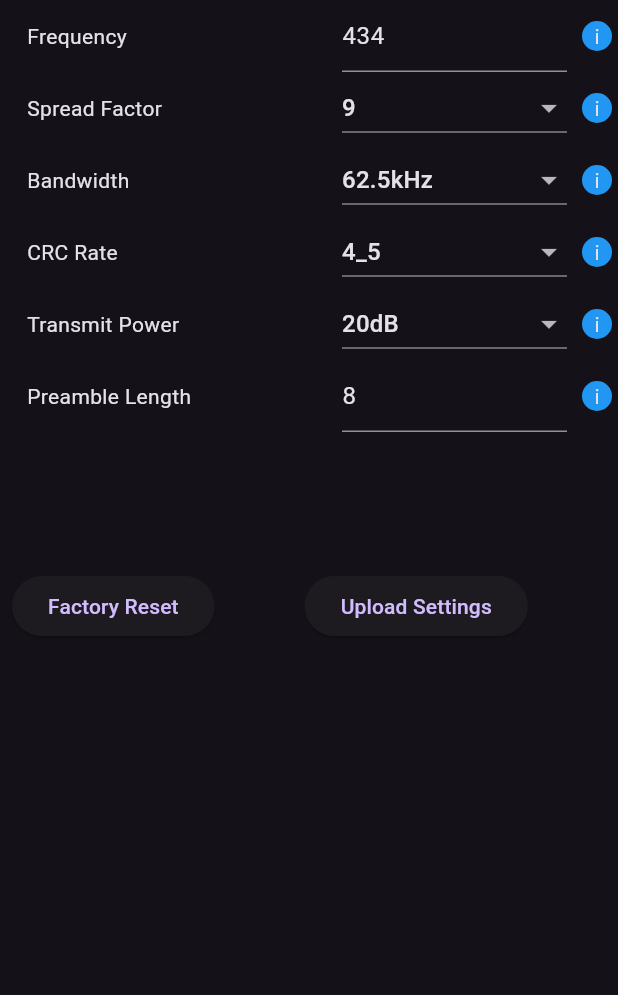
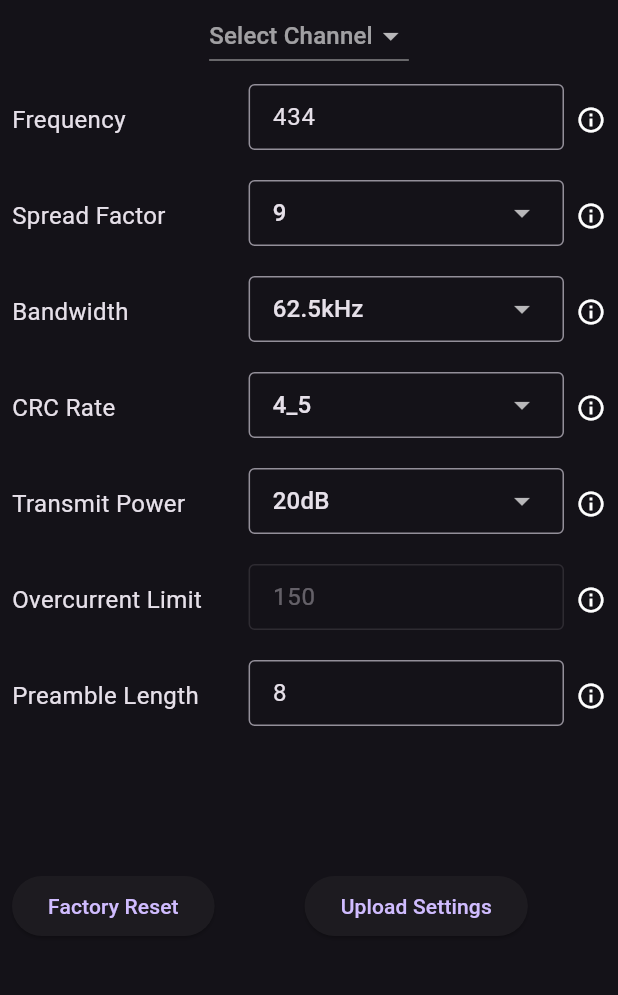
Before and after one commit to miket6000/SimpleTrackerApp, a Flutter app: the SettingPage widget shown alone on an empty page, opened directly, on a phone screen of 412 x 824 dp, the part 42-1037 px from its top. Run offline on Flutter 3.47's test engine with Material 3 defaults, Android fonts, the phone set to English and light mode, and no system bars; our stand-ins replace qr_flutter; missing offline and left inert: flutter_libserialport.

Commit message:
Minor clean up of settings and added a channel feature

```diff
--- /dev/null
+++ b/lib/channels.dart
@@ -0,0 +1,278 @@
+import 'settings.dart';
+
+class Channel {
+  final int number;
+  final String name;
+  final Map<String, dynamic> presetValues;
+
+  const Channel({
+    required this.number,
+    required this.name,
+    required this.presetValues,
+  });
+}
+
+// Example: Channel 1 = low-power config
+final List<Channel> channels = [
+  Channel(
+    number: 0,
+    name: 'Channel 0',
+    presetValues: {
+      'f': 433000,
+      's': 9,
+      'b': 6,
+      'c': 1,
+    },
+  ),
+  Channel(
+    number: 1,
+    name: 'Channel 1',
+    presetValues: {
+      'f': 433100,
+      's': 9,
+      'b': 6,
+      'c': 1,
+    },
+  ),
+  Channel(
+    number: 2,
+    name: 'Channel 2',
+    presetValues: {
+      'f': 433200,
+      's': 9,
+      'b': 6,
+      'c': 1,
+    },
+  ),
+  Channel(
+    number: 3,
+    name: 'Channel 3',
+    presetValues: {
+      'f': 433300,
+      's': 9,
+      'b': 6,
+      'c': 1,
+    },
+  ),
+  Channel(
+    number: 4,
+    name: 'Channel 4',
+    presetValues: {
+      'f': 433400,
+      's': 9,
+      'b': 6,
+      'c': 1,
+    },
+  ),
+  Channel(
+    number: 5,
+    name: 'Channel 5',
+    presetValues: {
+      'f': 433500,
+      's': 9,
+      'b': 6,
+      'c': 1,
+    },
+  ),
+  Channel(
+    number: 6,
+    name: 'Channel 6',
+    presetValues: {
+      'f': 433600,
+      's': 9,
+      'b': 6,
+      'c': 1,
+    },
+  ),
+  Channel(
+    number: 7,
+    name: 'Channel 7',
+    presetValues: {
+      'f': 433700,
+      's': 9,
+      'b': 6,
+      'c': 1,
+    },
+  ),
+  Channel(
+    number: 8,
+    name: 'Channel 8',
+    presetValues: {
+      'f': 433800,
+      's': 9,
+      'b': 6,
+      'c': 1,
+    },
+  ),
+  Channel(
+    number: 9,
+    name: 'Channel 9',
+    presetValues: {
+      'f': 433900,
+      's': 9,
+      'b': 6,
+      'c': 1,
+    },
+  ),
+  Channel(
+    number: 10,
+    name: 'Channel 10',
+    presetValues: {
+      'f': 434000,
+      's': 9,
+      'b': 6,
+      'c': 1,
+    },
+  ),
+  Channel(
+    number: 11,
+    name: 'Channel 11',
+    presetValues: {
+      'f': 434100,
+      's': 9,
+      'b': 6,
+      'c': 1,
+    },
+  ),
+  Channel(
+    number: 12,
+    name: 'Channel 12',
+    presetValues: {
+      'f': 434200,
+      's': 9,
+      'b': 6,
+      'c': 1,
+    },
+  ),
+  Channel(
+    number: 13,
+    name: 'Channel 13',
+    presetValues: {
+      'f': 434300,
+      's': 9,
+      'b': 6,
+      'c': 1,
+    },
+  ),
+  Channel(
+    number: 14,
+    name: 'Channel 14',
+    presetValues: {
+      'f': 434400,
+      's': 9,
+      'b': 6,
+      'c': 1,
+    },
+  ),
+  Channel(
+    number: 15,
+    name: 'Channel 15',
+    presetValues: {
+      'f': 434500,
+      's': 9,
+      'b': 6,
+      'c': 1,
+    },
+  ),
+  Channel(
+    number: 16,
+    name: 'Channel 16',
+    presetValues: {
+      'f': 434600,
+      's': 9,
+      'b': 6,
+      'c': 1,
+    },
+  ),
+  Channel(
+    number: 17,
+    name: 'Channel 17',
+    presetValues: {
+      'f': 434700,
+      's': 9,
+      'b': 6,
+      'c': 1,
+    },
+  ),
+  Channel(
+    number: 18,
+    name: 'Channel 18',
+    presetValues: {
+      'f': 434800,
+      's': 9,
+      'b': 6,
+      'c': 1,
+    },
+  ),
+  Channel(
+    number: 19,
+    name: 'Channel 19',
+    presetValues: {
+      'f': 434900,
+      's': 9,
+      'b': 6,
+      'c': 1,
+    },
+  ),
+  Channel(
+    number: 20,
+    name: 'Channel 20',
+    presetValues: {
+      'f': 435000,
+      's': 9,
+      'b': 6,
+      'c': 1,
+    },
+  ),
+  Channel(
+    number: 21,
+    name: 'Channel 21',
+    presetValues: {
+      'f': 435100,
+      's': 9,
+      'b': 6,
+      'c': 1,
+    },
+  ),
+  Channel(
+    number: 22,
+    name: 'Channel 22',
+    presetValues: {
+      'f': 435200,
+      's': 9,
+      'b': 6,
+      'c': 1,
+    },
+  ),
+  Channel(
+    number: 23,
+    name: 'Channel 23',
+    presetValues: {
+      'f': 435300,
+      's': 9,
+      'b': 6,
+      'c': 1,
+    },
+  ),
+  Channel(
+    number: 24,
+    name: 'Channel 24',
+    presetValues: {
+      'f': 435400,
+      's': 9,
+      'b': 6,
+      'c': 1,
+    },
+  ),
+  Channel(
+    number: 25,
+    name: 'Channel 25',
+    presetValues: {
+      'f': 435500,
+      's': 9,
+      'b': 6,
+      'c': 1,
+    },
+  ),
+  // Add up to 25 channels...
+];
--- a/lib/configuable_setting.dart
+++ /dev/null
@@ -1,74 +0,0 @@
-import 'package:flutter/material.dart';
-import 'settings.dart';
-
-class ConfigurableSetting extends StatefulWidget {
-  final Setting setting;
-  const ConfigurableSetting({super.key, required this.setting});
-
-  @override
-  State<ConfigurableSetting> createState() => _ConfigurableSettingState();
-}
-
-class _ConfigurableSettingState extends State<ConfigurableSetting> {
-  late TextEditingController _controller;
-  late TextField valueTextField;
-  int initialValue = 0;
-
-  @override
-  void initState() {
-    initialValue = widget.setting.value;
-    _controller = TextEditingController(text: initialValue.toString())
-      ..addListener((){
-        widget.setting.value = int.tryParse(_controller.text) ?? 0;
-        setState((){});
-      });
-    valueTextField = TextField(controller:_controller);
-    super.initState();
-  }
-
-  @override
-  Widget build(BuildContext context) {
-    return Row(
-      mainAxisAlignment: MainAxisAlignment.start,
-      children: [
-        Padding(
-          padding: const EdgeInsets.only(left:10, right:10),
-          child: SizedBox(
-            width:200,
-            child: Text(widget.setting.title),
-          ),
-        ),
-        widget.setting.optionList != null
-        ? SizedBox ( width:150, child: DropdownButton<int>(
-          isExpanded: true,
-          value: widget.setting.value,
-          onChanged: (int? newValue) {
-            if (newValue != null) {
-              setState(() {
-                widget.setting.value = newValue;
-              });
-              //widget.onValueChanged(newValue);
-            }
-          },
-          items: widget.setting.optionList!.entries.map((entry) {
-            return DropdownMenuItem<int>(
-              value: entry.value,
-              child: Text(entry.key),
-            );
-          }).toList(),
-        ) )
-        : SizedBox(
-          width:150,
-          child: valueTextField,
-        ),
-        Padding(
-          padding: const EdgeInsets.only(left:10),
-          child: Tooltip(
-            message: widget.setting.hint,
-            child: Container(width:20, height:20, alignment:const Alignment(0, 1), decoration: const BoxDecoration(shape: BoxShape.circle , color: Colors.blue), child: const Text("i"),),
-          )
-        )
-      ]
-    );
-  }
-}
--- a/lib/logic/serial_handler.dart
+++ b/lib/logic/serial_handler.dart
@@ -32,7 +32,6 @@ class SerialHandler {
       }
     }
 
-
     if (command.startsWith("GET ")) {
       final key = command.split(" ").last;
       return SettingResponse(
--- a/lib/logic/telemetry_tracker.dart
+++ b/lib/logic/telemetry_tracker.dart
@@ -9,7 +9,6 @@ class TelemetryTracker {
   GpsFix? _localFix;
   GpsFix? _lastRemoteFix;
   String? _remoteID;
-  double? _newAltitude;
   int _rssi = 0;
   TelemetryModel? _latest;
 
--- a/lib/screens/settings_screen.dart
+++ b/lib/screens/settings_screen.dart
@@ -1,6 +1,7 @@
 import '../settings.dart';
 import 'package:flutter/material.dart';
-import '../configuable_setting.dart';
+import '../widgets/setting_row.dart';
+import '../channels.dart';
 
 final GlobalKey<SettingPageState> settingPageKey = GlobalKey<SettingPageState>();
 
@@ -11,9 +12,6 @@ class SettingPage extends StatefulWidget {
 }
 
 class SettingPageState extends State<SettingPage> {
-  List<ConfigurableSetting> settingWidgets = [];
-  Map<String, int> initValues = {};
-
   void updateSettings() {
     setState(() {});
   }
@@ -31,18 +29,21 @@ class SettingPageState extends State<SettingPage> {
   }
 
   @override
-  void initState() {
-    for (var setting in settings.keys.where((e)=>settings[e]!.configurable)) {
-      initValues[setting] = settings[setting]!.value;
-      settingWidgets.add(ConfigurableSetting(setting: settings[setting]!));
-    }
-    super.initState();
-  }
-
-  @override
   Widget build(BuildContext context) {
     const double widgetWidth = 400;
     bool wideScreen = MediaQuery.sizeOf(context).width > (widgetWidth * 2);
+    int? selectedChannelIndex;
+
+    final settingRows = settings.entries
+        .map((entry) => SettingRow(
+              setting: entry.value,
+              onChanged: (newVal) {
+                setState(() {
+                  if (newVal != null) entry.value.value = newVal;
+                });
+              },
+            ))
+        .toList();
 
     return
       SingleChildScrollView(child:
@@ -56,11 +57,28 @@ class SettingPageState extends State<SettingPage> {
           mainAxisAlignment: MainAxisAlignment.spaceAround,
           children: [
              Container(
-                constraints: const BoxConstraints(maxWidth: widgetWidth, maxHeight: 400),
+                constraints: const BoxConstraints(maxWidth: widgetWidth, maxHeight: 600),
                 child: Column(
                   children:[
                     const Text("SimpleTracker Settings"),
-                    ...settingWidgets,
+                    DropdownButton<int>(
+                      value: selectedChannelIndex,
+                      hint: const Text("Select Channel"),
+                      items: channels.map((channel) {
+                        return DropdownMenuItem<int>(
+                          value: channel.number,
+                          child: Text(channel.name),
+                        );
+                      }).toList(),
+                      onChanged: (index) {
+                        final channel = channels.firstWhere((c) => c.number == index);
+                        setState(() {
+                          selectedChannelIndex = index;
+                          applyChannelPreset(channel);
+                        });
+                      },
+                    ),
+                    ...settingRows,
                   ]
                 ),
               ),
--- a/lib/screens/terminal_screen.dart
+++ b/lib/screens/terminal_screen.dart
@@ -88,7 +88,8 @@ class _TerminalScreenState extends State<TerminalScreen> {
           Expanded(
             child: SerialDisplay(logs: serial.logs),
           ),
-          SelectableText("See logfile at $logFile" ?? "Initializing log"),
+          SizedBox(height: 16),
+          SelectableText((logFile != null) ? "See logfile at $logFile" : "Initializing log"),
         ],
       ),
     );
--- a/lib/settings.dart
+++ b/lib/settings.dart
@@ -1,15 +1,48 @@
 import 'dart:typed_data';
+import 'channels.dart';
 
-const double tickDuration = 0.01;
+// ============================
+// Generic Setting Class
+// ============================
+class Setting<T> {
+  final String commandChar;
+  final String title;
+  final String hint;
+  final bool configurable;
+  final Map<String, T>? options;
+  T value;
 
-class Setting {
-  final String title;
-  bool configurable;
-  Map? optionList;
-  int value;
-  final String hint;
-  Setting({required this.title, required this.value, this.optionList, this.configurable = true, this.hint = ""});
+  Setting({
+    required this.commandChar,
+    required this.title,
+    required this.value,
+    this.options,
+    this.configurable = true,
+    this.hint = '',
+  });
+
+  String serialize() => 'SET $commandChar ${_serializeValue()}';
+
+  void deserialize(String input) {
+    value = _parseValue(input);
+  }
+
+  String _serializeValue() => value.toString();
+
+  T _parseValue(String input) {
+    if (T == int) return int.parse(input) as T;
+    if (T == double) return double.parse(input) as T;
+    if (T == String) return input as T;
+    throw UnsupportedError('Unsupported value type: $T');
+  }
+
+  @override
+  String toString() => '$title ($commandChar): $value';
 }
+
+// ============================
+// Unit Class
+// ============================
 class Unit {
   final String title;
   final double slope;
@@ -17,90 +50,147 @@ class Unit {
   const Unit({required this.title, required this.slope, required this.offset});
 }
 
+// ============================
+// Settings Definitions
+// ============================
 final Map<String, Setting> settings = {
-  "f": Setting(title:"Frequency", value: 434, hint:"The center frequency in MHz, this must match on both the transmitter and receiver."),
-  "s": Setting(title:"Spread Factor", value: 9, optionList: spreadingFactorOptions, hint:"Controls the length of the chirp. Larger values take longer to transmit, but are will increase range. Must match on transmitter and receiver."),
-  "b": Setting(title:"Bandwidth", value: 6, optionList: bandwidthOptions, hint:"A lower bandwith will take longer to transmit but will increase range. Low bandwidths might not be legal, use with caution. Must match on transmitter and receiver."),
-  "c": Setting(title:"CRC Rate", value: 1, optionList: codingRateOptions, hint:"Controls the number of error detection bits in the CRC. Must match on tramsmitter and receiver."),
-  "d": Setting(title:"Transmit Power", value: 0xFF, optionList: powerOptions, hint:"Controls the transmit power in dBm. Higher values will go further, but use more power and might cause brownout in the power supply."),
-  "o": Setting(title:"Overcurrent Limit", value: 150, configurable: false, hint:"Sets a hard current limit on the power amplifier current drawer to prevent brownout."),
-  "p": Setting(title:"Preamble Length", value: 8, hint:"Longer preamble is important for receivers that are only powered up occasionally. Must match on the transmitter and receiver."),
+  'f': Setting<int>(
+    commandChar: 'f',
+    title: 'Frequency',
+    value: 434,
+    hint: 'The center frequency in MHz, must match on both transmitter and receiver.',
+  ),
+  's': Setting<int>(
+    commandChar: 's',
+    title: 'Spread Factor',
+    value: 9,
+    options: spreadingFactorOptions,
+    hint: 'Length of chirp. Affects range and transmission time.',
+  ),
+  'b': Setting<int>(
+    commandChar: 'b',
+    title: 'Bandwidth',
+    value: 6,
+    options: bandwidthOptions,
+    hint: 'Lower bandwidth increases range but reduces speed.',
+  ),
+  'c': Setting<int>(
+    commandChar: 'c',
+    title: 'CRC Rate',
+    value: 1,
+    options: codingRateOptions,
+    hint: 'Error detection bits in CRC. Must match on both ends.',
+  ),
+  'd': Setting<int>(
+    commandChar: 'd',
+    title: 'Transmit Power',
+    value: 0xFF,
+    options: powerOptions,
+    hint: 'Transmit power in dBm. Higher uses more power.',
+  ),
+  'o': Setting<int>(
+    commandChar: 'o',
+    title: 'Overcurrent Limit',
+    value: 150,
+    configurable: false,
+    hint: 'Hard current limit to prevent brownout.',
+  ),
+  'p': Setting<int>(
+    commandChar: 'p',
+    title: 'Preamble Length',
+    value: 8,
+    hint: 'Longer preamble helps battery-powered receivers.',
+  ),
 };
 
+// ============================
+// Option Maps
+// ============================
 const Map<String, int> spreadingFactorOptions = {
-  "7"   : 7,
-  "8"   : 8,
-  "9"   : 9,
-  "10"  : 10,
-  "11"  : 11,
-  "12"  : 12
+  '7': 7,
+  '8': 8,
+  '9': 9,
+  '10': 10,
+  '11': 11,
+  '12': 12,
 };
 
 const Map<String, int> bandwidthOptions = {
-  "7.8kHz"    : 0,
-  "10.4kHz"   : 1,
-  "15.6kHz"   : 2,
-  "20.8kHz"   : 3,
-  "31.25kHz"  : 4,
-  "41.7kHz"   : 5,
-  "62.5kHz"   : 6,
-  "125kHz"    : 7,
-  "250kHz"    : 8,
-  "500kHz"    : 9,
+  '7.8kHz': 0,
+  '10.4kHz': 1,
+  '15.6kHz': 2,
+  '20.8kHz': 3,
+  '31.25kHz': 4,
+  '41.7kHz': 5,
+  '62.5kHz': 6,
+  '125kHz': 7,
+  '250kHz': 8,
+  '500kHz': 9,
 };
 
 const Map<String, int> codingRateOptions = {
-  "4_5" : 1,
-  "4_6" : 2,
-  "4_7" : 3,
-  "4_8" : 4,
+  '4_5': 1,
+  '4_6': 2,
+  '4_7': 3,
+  '4_8': 4,
 };
 
 const Map<String, int> powerOptions = {
-  "11dB"  : 0xF6,
-  "14dB"  : 0xF9,
-  "17dB"  : 0xFC,
-  "20dB"  : 0xFF,
+  '11dB': 0xF6,
+  '14dB': 0xF9,
+  '17dB': 0xFC,
+  '20dB': 0xFF,
 };
 
 const Map<String, int> modeOptions = {
-  "Receiver"    : 1,
-  "Transmitter" : 2,
+  'Receiver': 1,
+  'Transmitter': 2,
 };
 
+// ============================
+// Units Definitions
+// ============================
 const Map<String, Unit> units = {
-  "Hz":   Unit(title:"Frequency",     slope:0.000001,     offset:0),
-  "kHz":  Unit(title:"Frequency",     slope:0.001,        offset:0),
-  "MHz":  Unit(title:"Frequency",     slope:1,            offset:0),
-  "SF":   Unit(title:"Spreading Factor", slope:1,         offset:0),
-  "dBm":  Unit(title:"Power",         slope:1,            offset:0),
-  "mA":   Unit(title:"Current",       slope:1,            offset:0),
-  "A":    Unit(title:"Current",       slope:0.001,        offset:0),
-  "":     Unit(title:"Count",         slope:1,            offset:0),
-  "V":    Unit(title:"Voltage",       slope:1000,         offset:0),
-  "m":    Unit(title:"Altitude",      slope:100,          offset:0),
-  "ft":   Unit(title:"Altitude",      slope:30.48,        offset:0),
-  "hPa":  Unit(title:"Pressure",      slope:100,          offset:0),
-  "psi":  Unit(title:"Pressure",      slope:6894.75729,   offset:0),
-  "°C":   Unit(title:"Temperature",   slope:100,          offset:0),
-  "°F":   Unit(title:"Temperature",   slope:180,          offset:32),
-  "-":    Unit(title:"Status",        slope:1,            offset:0),
+  'Hz': Unit(title: 'Frequency', slope: 0.000001, offset: 0),
+  'kHz': Unit(title: 'Frequency', slope: 0.001, offset: 0),
+  'MHz': Unit(title: 'Frequency', slope: 1, offset: 0),
+  'SF': Unit(title: 'Spreading Factor', slope: 1, offset: 0),
+  'dBm': Unit(title: 'Power', slope: 1, offset: 0),
+  'mA': Unit(title: 'Current', slope: 1, offset: 0),
+  'A': Unit(title: 'Current', slope: 0.001, offset: 0),
+  '': Unit(title: 'Count', slope: 1, offset: 0),
+  'V': Unit(title: 'Voltage', slope: 1000, offset: 0),
+  'm': Unit(title: 'Altitude', slope: 100, offset: 0),
+  'ft': Unit(title: 'Altitude', slope: 30.48, offset: 0),
+  'hPa': Unit(title: 'Pressure', slope: 100, offset: 0),
+  'psi': Unit(title: 'Pressure', slope: 6894.75729, offset: 0),
+  '°C': Unit(title: 'Temperature', slope: 100, offset: 0),
+  '°F': Unit(title: 'Temperature', slope: 180, offset: 32),
+  '-': Unit(title: 'Status', slope: 1, offset: 0),
 };
 
+void applyChannelPreset(Channel channel) {
+  for (final entry in channel.presetValues.entries) {
+    final setting = settings[entry.key];
+    if (setting != null) {
+      setting.value = entry.value;
+    }
+  }
+}
+
+// ============================
+// Byte Swapping Utility
+// ============================
 int swapBytes(Uint8List bytes) {
-  var value = 0;
-  if (bytes.length == 1) {
-    value = bytes[0].toInt();
-  } else if (bytes.length == 2) {
-    value = (bytes[1].toInt() << 8) + bytes[0].toInt();
-  } else  if (bytes.length == 4) {
-    value = (bytes[3].toInt() << 24) +
-            (bytes[2].toInt() << 16) +
-            (bytes[1].toInt() << 8) +
-            bytes[0].toInt();
-  } else {
-    throw "Invalid number of bytes";
+  if (bytes.length == 1) return bytes[0].toInt();
+  if (bytes.length == 2) {
+    return (bytes[1].toInt() << 8) + bytes[0].toInt();
   }
-
-  return value;
+  if (bytes.length == 4) {
+    return (bytes[3].toInt() << 24) +
+           (bytes[2].toInt() << 16) +
+           (bytes[1].toInt() << 8) +
+           bytes[0].toInt();
+  }
+  throw ArgumentError('Invalid number of bytes');
 }
--- /dev/null
+++ b/lib/widgets/setting_row.dart
@@ -0,0 +1,112 @@
+import 'package:flutter/material.dart';
+import '../settings.dart';
+
+class SettingRow<T> extends StatelessWidget {
+  final Setting<T> setting;
+  final void Function(T?) onChanged;
+
+  const SettingRow({
+    super.key,
+    required this.setting,
+    required this.onChanged,
+  });
+
+  @override
+  Widget build(BuildContext context) {
+    // Shared input decoration style
+    const inputDecoration = InputDecoration(
+      border: OutlineInputBorder(),
+      isDense: true,
+      contentPadding: EdgeInsets.symmetric(horizontal: 12, vertical: 10),
+    );
+
+    Widget inputWidget;
+
+    if (setting.options != null) {
+      // Dropdown for settings with options
+      inputWidget = SizedBox(
+        height: 48,
+        child: InputDecorator(
+          decoration: inputDecoration,
+          child: DropdownButtonHideUnderline(
+            child: DropdownButton<T>(
+              isExpanded: true,
+              isDense: true,
+              value: setting.value,
+              onChanged: setting.configurable ? onChanged : null,
+              items: setting.options!.entries.map((entry) {
+                return DropdownMenuItem<T>(
+                  value: entry.value,
+                  child: Text(entry.key),
+                );
+              }).toList(),
+            ),
+          ),
+        ),
+      );
+    } else {
+      // TextField for manual input
+      inputWidget = SizedBox(
+        height: 48,
+        child: TextField(
+          enabled: setting.configurable,
+          controller: TextEditingController(text: setting.value.toString())
+            ..selection = TextSelection.collapsed(offset: setting.value.toString().length),
+          keyboardType: T == int
+              ? TextInputType.number
+              : T == double
+                  ? const TextInputType.numberWithOptions(decimal: true)
+                  : TextInputType.text,
+          decoration: inputDecoration,
+          onSubmitted: (text) {
+            try {
+              T parsed;
+              if (T == int) {
+                parsed = int.parse(text) as T;
+              } else if (T == double) {
+                parsed = double.parse(text) as T;
+              } else {
+                parsed = text as T;
+              }
+              onChanged(parsed);
+            } catch (e) {
+              ScaffoldMessenger.of(context).showSnackBar(
+                SnackBar(content: Text('Invalid value for ${setting.title}')),
+              );
+            }
+          },
+        ),
+      );
+    }
+
+    return Padding(
+      padding: const EdgeInsets.symmetric(vertical: 8.0),
+      child: Row(
+        crossAxisAlignment: CrossAxisAlignment.center,
+        children: [
+          // Setting Title
+          Expanded(
+            flex: 3,
+            child: Text(
+              setting.title,
+              style: const TextStyle(fontSize: 16),
+            ),
+          ),
+
+          // Input Field (Dropdown or TextField)
+          Expanded(flex: 4, child: inputWidget),
+
+          // Tooltip Icon
+          Tooltip(
+            message: setting.hint,
+            waitDuration: const Duration(milliseconds: 500),
+            child: const Padding(
+              padding: EdgeInsets.only(left: 8.0),
+              child: Icon(Icons.info_outline, size: 20),
+            ),
+          ),
+        ],
+      ),
+    );
+  }
+}
```
